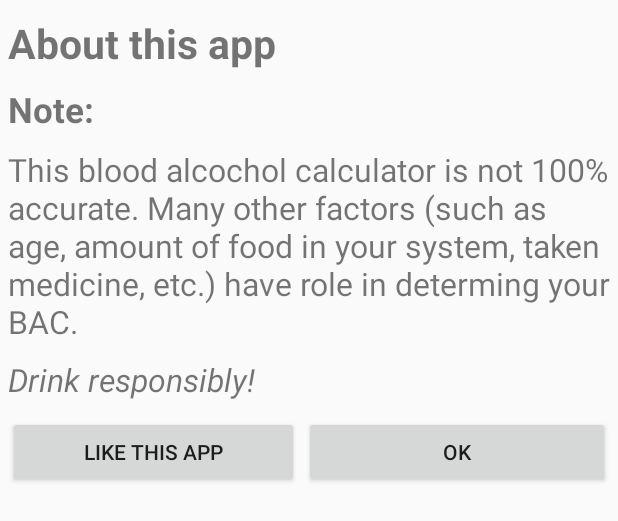
After one commit to AleksandarKosev/To-Drunk, an Android app: the layout info_dialog.xml on its own in the app's theme, with its tools: preview values and no code run, on a phone screen of 412 x 824 dp. The commit adds this screen. Shown: the top 521 px of the screen. Run offline under Robolectric (Android 15) with nearby library versions, the phone set to English and light mode, and no system bars.

Commit message:
beta_finished_v1
mods and info

```diff
--- a/AlchoTest/app/src/main/res/layout/activity_main.xml
+++ b/AlchoTest/app/src/main/res/layout/activity_main.xml
@@ -86,4 +86,6 @@
         android:layout_centerHorizontal="true" />
 
 
+
+
 </RelativeLayout>
--- /dev/null
+++ b/AlchoTest/app/src/main/res/layout/info_dialog.xml
@@ -0,0 +1,75 @@
+<?xml version="1.0" encoding="utf-8"?>
+<LinearLayout xmlns:android="http://schemas.android.com/apk/res/android"
+    android:orientation="vertical" android:layout_width="match_parent"
+    android:layout_height="match_parent">
+
+
+
+
+    <TextView
+        android:layout_width="wrap_content"
+        android:layout_height="wrap_content"
+        android:text="@string/about_this_app"
+        android:textStyle="bold"
+        android:textSize="27sp"
+        android:layout_marginLeft="5dp"
+        android:layout_marginTop="10dp"/>
+    <TextView
+    android:layout_width="wrap_content"
+    android:layout_height="wrap_content"
+    android:layout_marginLeft="5dp"
+    android:layout_marginTop="10dp"
+    android:text="@string/note"
+    android:textStyle="bold"
+    android:textSize="23sp"
+    />
+
+    <TextView
+    android:layout_width="wrap_content"
+    android:layout_height="wrap_content"
+    android:layout_marginLeft="5dp"
+    android:layout_marginTop="10dp"
+    android:text="@string/BAC_info"
+    android:textSize="21sp"
+    />
+
+    <TextView
+        android:layout_width="wrap_content"
+        android:layout_height="wrap_content"
+        android:layout_marginLeft="5dp"
+        android:layout_marginTop="10dp"
+        android:text="@string/drink_responsibly"
+        android:textSize="21sp"
+        android:textStyle="italic"
+        />
+
+
+
+    <LinearLayout
+        android:layout_width="match_parent"
+        android:layout_height="wrap_content"
+        android:orientation="horizontal"
+        android:layout_marginBottom="10dp"
+        android:layout_marginTop="10dp">
+
+
+        <Button
+            android:id="@+id/Like"
+            android:layout_weight="1"
+            android:layout_width="175dp"
+            android:layout_height="wrap_content"
+            android:text="@string/like"
+            android:layout_marginLeft="5dp"/>
+
+        <Button
+            android:id="@+id/ok_button"
+            android:layout_weight="1"
+            android:layout_width="185dp"
+            android:layout_height="wrap_content"
+            android:text="@string/okay"
+            android:layout_marginRight="5dp"
+            android:layout_marginLeft="3dp"/>
+
+    </LinearLayout>
+
+</LinearLayout>
--- a/AlchoTest/app/src/main/res/values/strings.xml
+++ b/AlchoTest/app/src/main/res/values/strings.xml
@@ -1,5 +1,5 @@
 <resources>
-    <string name="app_name">AlchoTest</string>
+    <string name="app_name">DrinkDrunk Test</string>
 
     <string-array name="drinks">
         <item id="330">Beer 330ml</item>
@@ -14,4 +14,10 @@
     <string name="hrs">Hrs</string>
     <string name="ok">OK</string>
     <string name="the_bac_in_your_system_is">The BAC in your system is:</string>
+    <string name="like">Like this app</string>
+    <string name="okay">Ok</string>
+    <string name="about_this_app">About this app</string>
+    <string name="note">Note:</string>
+    <string name="BAC_info">This blood alcochol calculator is not 100% accurate. Many other factors (such as age, amount of food in your system, taken medicine, etc.) have role in determing your BAC.</string>
+    <string name="drink_responsibly">Drink responsibly!</string>
 </resources>
```
Also changed, not shown: AlchoTest/app/src/main/java/com/a2drunk/alchotest/alchotest/CalculatorActivity.java (+55 -3 lines), AlchoTest/app/src/main/java/com/a2drunk/alchotest/alchotest/MainActivity.java (+44 -1 lines), AlchoTest/app/src/main/res/menu/mymenu.xml (added, +10 -0 lines), AlchoTest/app/src/main/ic_launcher-web.png (added), AlchoTest/app/src/main/res/drawable-hdpi/ic_action_name.png (added), AlchoTest/app/src/main/res/drawable-mdpi/ic_action_name.png (added), AlchoTest/app/src/main/res/drawable-xhdpi/ic_action_name.png (added), AlchoTest/app/src/main/res/drawable-xxhdpi/ic_action_name.png (added), AlchoTest/app/src/main/res/mipmap-hdpi/ic_launcher.png, AlchoTest/app/src/main/res/mipmap-mdpi/ic_launcher.png, AlchoTest/app/src/main/res/mipmap-xhdpi/ic_launcher.png, AlchoTest/app/src/main/res/mipmap-xxhdpi/ic_launcher.png, AlchoTest/app/src/main/res/mipmap-xxxhdpi/ic_launcher.png.
